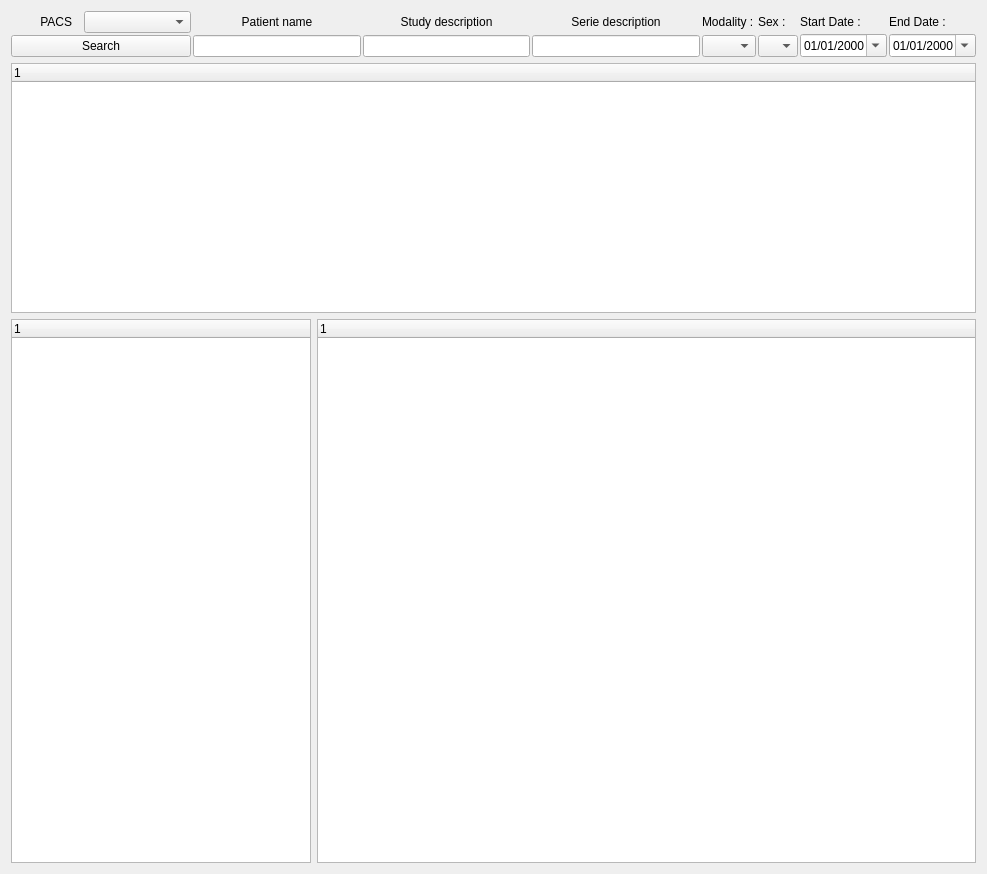
Before: the Qt Designer form Code/qtdcmwidget.ui in qtdcm/qtdcm, drawn with Qt 5.
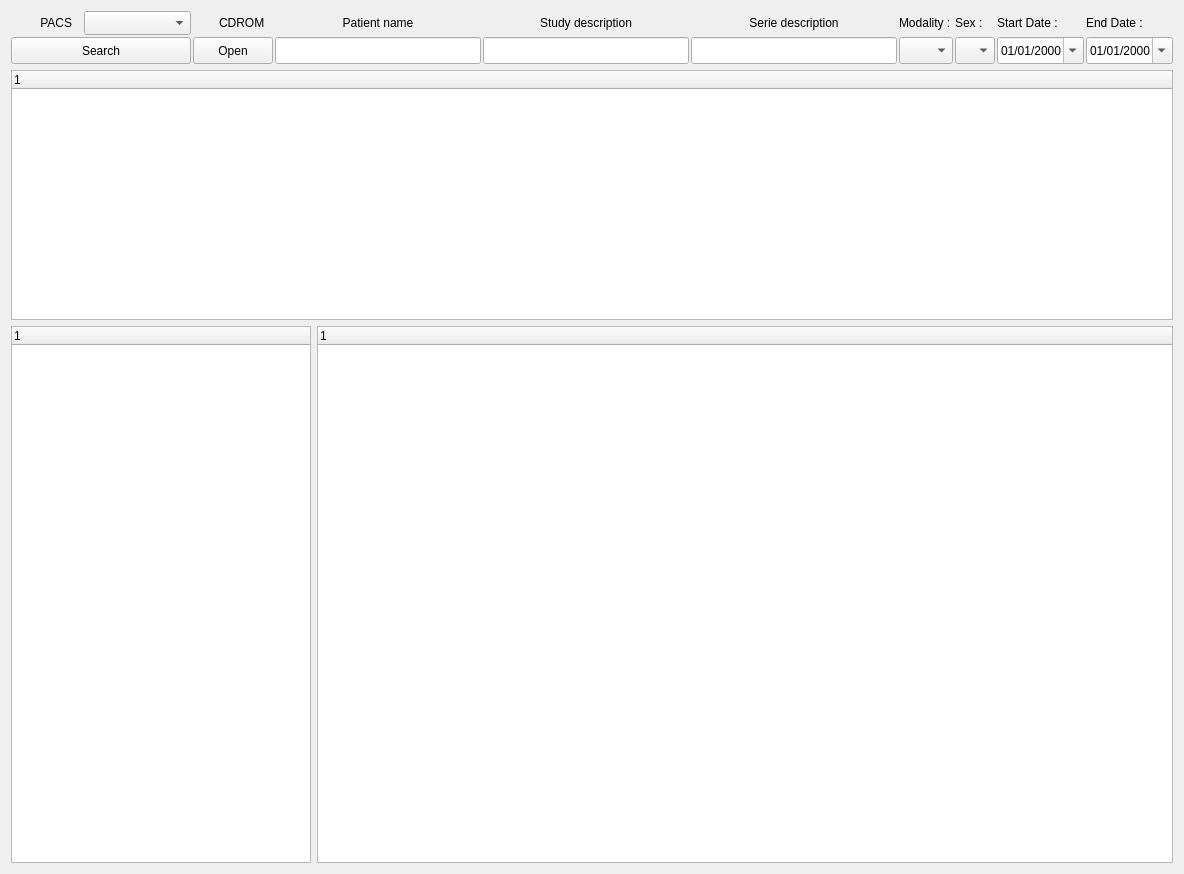
After: the same form once the commit is applied. Icons and pictures are not drawn.

Commit message: Fix bug due to useless code. Add open cdrom button in the gui.

The edit to the form file:
```diff
--- a/Code/qtdcmwidget.ui
+++ b/Code/qtdcmwidget.ui
@@ -6,7 +6,7 @@
    <rect>
     <x>0</x>
     <y>0</y>
-    <width>987</width>
+    <width>1184</width>
     <height>874</height>
    </rect>
   </property>
@@ -28,7 +28,7 @@
      <property name="frameShadow">
       <enum>QFrame::Raised</enum>
      </property>
-     <layout class="QGridLayout" name="gridLayout">
+     <layout class="QGridLayout" name="gridLayout" rowstretch="0">
       <property name="margin">
        <number>0</number>
       </property>
@@ -63,7 +63,7 @@
             <property name="maximumSize">
              <size>
               <width>45</width>
-              <height>16777215</height>
+              <height>24</height>
              </size>
             </property>
             <property name="text">
@@ -72,7 +72,14 @@
            </widget>
           </item>
           <item>
-           <widget class="QComboBox" name="pacsComboBox"/>
+           <widget class="QComboBox" name="pacsComboBox">
+            <property name="maximumSize">
+             <size>
+              <width>16777215</width>
+              <height>24</height>
+             </size>
+            </property>
+           </widget>
           </item>
          </layout>
         </item>
@@ -81,9 +88,18 @@
           <property name="minimumSize">
            <size>
             <width>180</width>
-            <height>0</height>
+            <height>27</height>
            </size>
           </property>
+          <property name="maximumSize">
+           <size>
+            <width>16777215</width>
+            <height>27</height>
+           </size>
+          </property>
+          <property name="focusPolicy">
+           <enum>Qt::NoFocus</enum>
+          </property>
           <property name="text">
            <string>Search</string>
           </property>
@@ -96,11 +112,92 @@
        </layout>
       </item>
       <item row="0" column="1">
+       <layout class="QVBoxLayout" name="verticalLayout_2">
+        <property name="spacing">
+         <number>2</number>
+        </property>
+        <item>
+         <layout class="QHBoxLayout" name="horizontalLayout_4">
+          <item>
+           <widget class="QLabel" name="label">
+            <property name="minimumSize">
+             <size>
+              <width>24</width>
+              <height>24</height>
+             </size>
+            </property>
+            <property name="maximumSize">
+             <size>
+              <width>24</width>
+              <height>24</height>
+             </size>
+            </property>
+            <property name="text">
+             <string/>
+            </property>
+            <property name="pixmap">
+             <pixmap resource="../Resources/qtdcm.qrc">:/Images/cdrom.svg</pixmap>
+            </property>
+            <property name="scaledContents">
+             <bool>true</bool>
+            </property>
+           </widget>
+          </item>
+          <item>
+           <widget class="QLabel" name="label_3">
+            <property name="maximumSize">
+             <size>
+              <width>16777215</width>
+              <height>24</height>
+             </size>
+            </property>
+            <property name="text">
+             <string>CDROM</string>
+            </property>
+           </widget>
+          </item>
+         </layout>
+        </item>
+        <item>
+         <widget class="QPushButton" name="cdromButton">
+          <property name="minimumSize">
+           <size>
+            <width>0</width>
+            <height>27</height>
+           </size>
+          </property>
+          <property name="maximumSize">
+           <size>
+            <width>16777215</width>
+            <height>27</height>
+           </size>
+          </property>
+          <property name="focusPolicy">
+           <enum>Qt::NoFocus</enum>
+          </property>
+          <property name="text">
+           <string>Open</string>
+          </property>
+          <property name="icon">
+           <iconset resource="../Resources/qtdcm.qrc">
+            <normaloff>:/Images/cddrive.png</normaloff>:/Images/cddrive.png</iconset>
+          </property>
+         </widget>
+        </item>
+       </layout>
+      </item>
+      <item row="0" column="2">
        <layout class="QVBoxLayout" name="verticalLayout_4">
         <item>
          <layout class="QHBoxLayout" name="horizontalLayout">
           <item>
            <widget class="QLabel" name="label_7">
+            <property name="maximumSize">
+             <size>
+              <width>16777215</width>
+              <height>24</height>
+             </size>
+            </property>
             <property name="text">
              <string>Patient name</string>
             </property>
@@ -116,19 +213,31 @@
           <property name="minimumSize">
            <size>
             <width>160</width>
-            <height>0</height>
+            <height>27</height>
+           </size>
+          </property>
+          <property name="maximumSize">
+           <size>
+            <width>16777215</width>
+            <height>27</height>
            </size>
           </property>
          </widget>
         </item>
        </layout>
       </item>
-      <item row="0" column="2">
+      <item row="0" column="3">
        <layout class="QVBoxLayout" name="verticalLayout_5">
         <item>
          <layout class="QHBoxLayout" name="horizontalLayout_2">
           <item>
            <widget class="QLabel" name="label_10">
+            <property name="maximumSize">
+             <size>
+              <width>16777215</width>
+              <height>24</height>
+             </size>
+            </property>
             <property name="text">
              <string>Study description</string>
             </property>
@@ -140,16 +249,35 @@
          </layout>
         </item>
         <item>
-         <widget class="QLineEdit" name="studyDescriptionEdit"/>
+         <widget class="QLineEdit" name="studyDescriptionEdit">
+          <property name="minimumSize">
+           <size>
+            <width>0</width>
+            <height>27</height>
+           </size>
+          </property>
+          <property name="maximumSize">
+           <size>
+            <width>16777215</width>
+            <height>27</height>
+           </size>
+          </property>
+         </widget>
         </item>
        </layout>
       </item>
-      <item row="0" column="3">
+      <item row="0" column="4">
        <layout class="QVBoxLayout" name="verticalLayout_6">
         <item>
          <layout class="QHBoxLayout" name="horizontalLayout_6">
           <item>
            <widget class="QLabel" name="label_11">
+            <property name="maximumSize">
+             <size>
+              <width>16777215</width>
+              <height>24</height>
+             </size>
+            </property>
             <property name="text">
              <string>Serie description</string>
             </property>
@@ -161,14 +289,33 @@
          </layout>
         </item>
         <item>
-         <widget class="QLineEdit" name="serieDescriptionEdit"/>
+         <widget class="QLineEdit" name="serieDescriptionEdit">
+          <property name="minimumSize">
+           <size>
+            <width>0</width>
+            <height>27</height>
+           </size>
+          </property>
+          <property name="maximumSize">
+           <size>
+            <width>16777215</width>
+            <height>27</height>
+           </size>
+          </property>
+         </widget>
         </item>
        </layout>
       </item>
-      <item row="0" column="4">
+      <item row="0" column="5">
        <layout class="QVBoxLayout" name="verticalLayout_7">
         <item>
          <widget class="QLabel" name="label_9">
+          <property name="maximumSize">
+           <size>
+            <width>16777215</width>
+            <height>24</height>
+           </size>
+          </property>
           <property name="text">
            <string>Modality :</string>
           </property>
@@ -176,6 +323,18 @@
         </item>
         <item>
          <widget class="QComboBox" name="serieModalityComboBox">
+          <property name="minimumSize">
+           <size>
+            <width>0</width>
+            <height>27</height>
+           </size>
+          </property>
+          <property name="maximumSize">
+           <size>
+            <width>16777215</width>
+            <height>27</height>
+           </size>
+          </property>
           <item>
            <property name="text">
             <string/>
@@ -200,10 +359,16 @@
         </item>
        </layout>
       </item>
-      <item row="0" column="5">
+      <item row="0" column="6">
        <layout class="QVBoxLayout" name="verticalLayout_8">
         <item>
          <widget class="QLabel" name="label_8">
+          <property name="maximumSize">
+           <size>
+            <width>16777215</width>
+            <height>24</height>
+           </size>
+          </property>
           <property name="text">
            <string>Sex :</string>
           </property>
@@ -211,10 +376,16 @@
         </item>
         <item>
          <widget class="QComboBox" name="patientSexComboBox">
+          <property name="minimumSize">
+           <size>
+            <width>0</width>
+            <height>27</height>
+           </size>
+          </property>
           <property name="maximumSize">
            <size>
             <width>50</width>
-            <height>16777215</height>
+            <height>27</height>
            </size>
           </property>
           <item>
@@ -236,10 +407,16 @@
         </item>
        </layout>
       </item>
-      <item row="0" column="6">
+      <item row="0" column="7">
        <layout class="QVBoxLayout" name="verticalLayout_9">
         <item>
          <widget class="QLabel" name="label_12">
+          <property name="maximumSize">
+           <size>
+            <width>16777215</width>
+            <height>24</height>
+           </size>
+          </property>
           <property name="text">
            <string>Start Date :</string>
           </property>
@@ -247,6 +424,18 @@
         </item>
         <item>
          <widget class="QDateEdit" name="startDateEdit">
+          <property name="minimumSize">
+           <size>
+            <width>0</width>
+            <height>27</height>
+           </size>
+          </property>
+          <property name="maximumSize">
+           <size>
+            <width>16777215</width>
+            <height>27</height>
+           </size>
+          </property>
           <property name="dateTime">
            <datetime>
             <hour>0</hour>
@@ -274,10 +463,16 @@
         </item>
        </layout>
       </item>
-      <item row="0" column="7">
+      <item row="0" column="8">
        <layout class="QVBoxLayout" name="verticalLayout_10">
         <item>
          <widget class="QLabel" name="label_13">
+          <property name="maximumSize">
+           <size>
+            <width>16777215</width>
+            <height>24</height>
+           </size>
+          </property>
           <property name="text">
            <string>End Date :</string>
           </property>
@@ -285,6 +480,18 @@
         </item>
         <item>
          <widget class="QDateEdit" name="endDateEdit">
+          <property name="minimumSize">
+           <size>
+            <width>0</width>
+            <height>27</height>
+           </size>
+          </property>
+          <property name="maximumSize">
+           <size>
+            <width>16777215</width>
+            <height>27</height>
+           </size>
+          </property>
           <property name="displayFormat">
            <string>dd/MM/yyyy</string>
           </property>
```
The commit also changes 6 other files.
